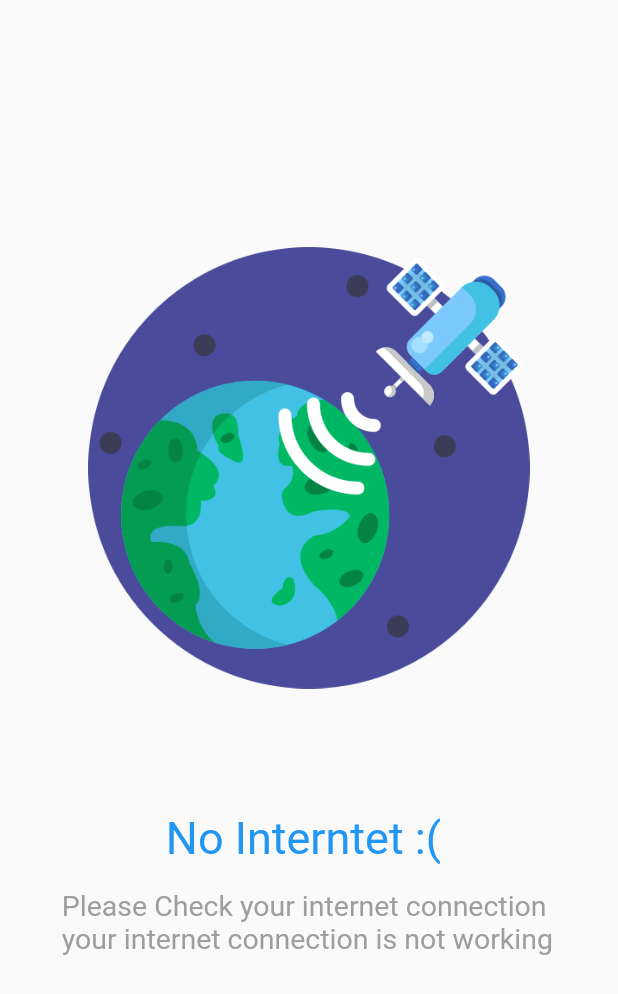
After one commit to Thalinda/flutter_boiler_plate, a Flutter app: the screen it shows after launch, on a phone screen of 412 x 824 dp. The commit adds this screen. Shown: the top 994 px of the screen. Run offline on Flutter 3.47's test engine with Material 2 defaults, Android fonts, the light colour scheme and no system bars; drawn by our look-alikes of auto_size_text; our stand-ins replace connectivity, dio, get, get_storage; accounts and stored records are empty.

Commit message:
created seperate widget using not internet screen

```diff
--- /dev/null
+++ b/lib/widgets/notinternet.dart
@@ -0,0 +1,43 @@
+import 'package:flutter/material.dart';
+import 'package:auto_size_text/auto_size_text.dart';
+
+class NotInternetConnection extends StatelessWidget {
+  const NotInternetConnection({
+    Key? key,
+  }) : super(key: key);
+
+  @override
+  Widget build(BuildContext context) {
+    return Center(
+      child: Padding(
+        padding: EdgeInsets.only(top: MediaQuery.of(context).size.height * 0.2),
+        child: Column(
+          children: [
+            Image.asset(
+              'assets/images/signal-satellite.png',
+              width: MediaQuery.of(context).size.width / 1.4,
+            ),
+            SizedBox(
+              height: MediaQuery.of(context).size.height * 0.1,
+            ),
+            const AutoSizeText(
+              "No Interntet :( ",
+              style: TextStyle(fontSize: 30, color: Colors.blue),
+            ),
+            SizedBox(
+              height: MediaQuery.of(context).size.height * 0.02,
+            ),
+            SizedBox(
+              width: MediaQuery.of(context).size.width * 0.8,
+              child: const AutoSizeText(
+                "Please Check your internet connection your internet connection is not working",
+                style: TextStyle(fontSize: 20, color: Colors.grey),
+                maxLines: 2,
+              ),
+            ),
+          ],
+        ),
+      ),
+    );
+  }
+}
```
Also changed, not shown: lib/ui/splash/splash_screen.dart (+2 -33 lines).
